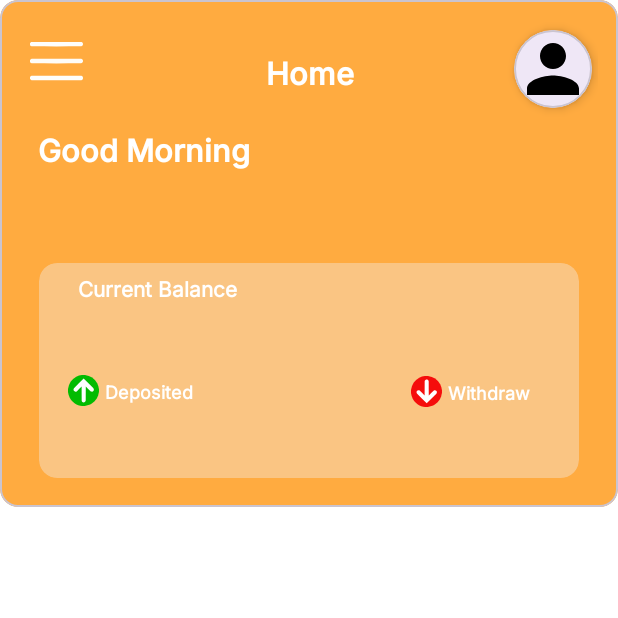
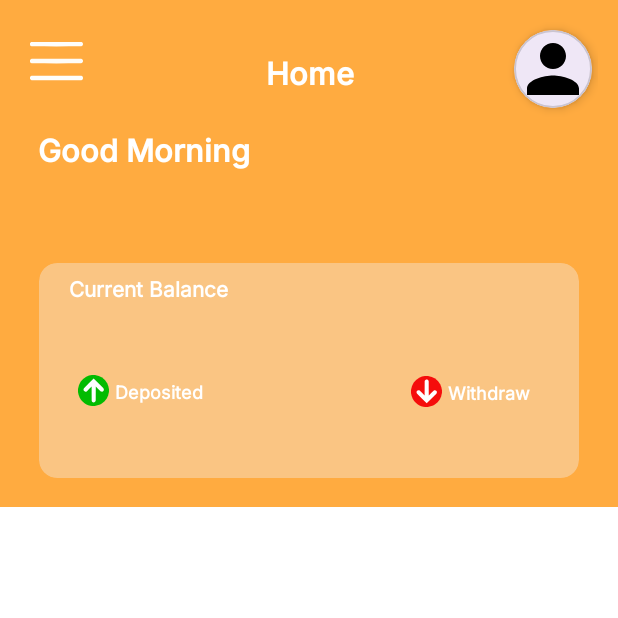
Before and after one commit to zainsh098/FundApp, an Android app: the HomeFragment screen opened through its navigation route, on a phone screen of 412 x 824 dp, the top half of it. Run offline under Robolectric (Android 15) with nearby library versions, the phone set to English and light mode, and no system bars; our stand-ins replace Firebase (no records; nobody signed in at launch, a user with empty details on screens opened directly), sdp/ssp sizes; 1 statement that could not run was skipped.

Commit message:
UI Changes

```diff
--- a/app/src/main/res/layout/fragment_home.xml
+++ b/app/src/main/res/layout/fragment_home.xml
@@ -7,15 +7,16 @@
     android:background="@color/Light_100"
     tools:context=".fragments.googlelogin.home.HomeFragment">
 
-    <com.google.android.material.card.MaterialCardView
-        android:id="@+id/materialCardView3"
+
+    <androidx.constraintlayout.widget.ConstraintLayout
+        android:id="@+id/homeDashboard"
         android:layout_width="match_parent"
         android:layout_height="@dimen/_260sdp"
-        android:background="@drawable/card_round_home"
-        app:cardBackgroundColor="@color/Violet_100"
+        android:background="@color/Violet_100"
         app:layout_constraintEnd_toEndOf="parent"
         app:layout_constraintStart_toStartOf="parent"
         app:layout_constraintTop_toTopOf="parent">
+
 
         <include
             android:id="@+id/component_toolbar"
@@ -28,8 +29,8 @@
             <TextView
                 android:id="@+id/textHomeGreetings"
                 style="@style/text_style_toolbar"
+                android:layout_marginStart="@dimen/_3sdp"
                 android:layout_marginTop="@dimen/_65sdp"
-                android:layout_marginStart="@dimen/_3sdp"
                 android:fontFamily="@font/inter_medium"
                 app:layout_constraintEnd_toEndOf="parent"
                 app:layout_constraintHorizontal_bias="0.081"
@@ -73,7 +74,6 @@
                         style="@style/text_style_toolbar"
                         android:layout_marginTop="@dimen/_5sdp"
                         android:fontFamily="@font/inter"
-                        android:layout_marginStart="@dimen/_5sdp"
                         android:text="@string/current_balance"
                         android:textSize="@dimen/_11ssp"
                         app:layout_constraintEnd_toEndOf="parent"
@@ -106,7 +106,7 @@
                         android:id="@+id/imageViewuparrow"
                         android:layout_width="@dimen/_16sdp"
                         android:layout_height="@dimen/_16sdp"
-                        android:layout_marginStart="@dimen/_15sdp"
+                        android:layout_marginStart="@dimen/_20sdp"
                         android:layout_marginBottom="48dp"
                         android:src="@drawable/uparrow_green"
                         app:layout_constraintBottom_toBottomOf="parent"
@@ -126,23 +126,23 @@
                     <TextView
                         android:id="@+id/textHomeDepositedValue"
                         style="@style/text_style_toolbar"
-                        android:layout_marginStart="@dimen/_35sdp"
+                        android:layout_marginStart="@dimen/_40sdp"
                         android:layout_marginTop="2dp"
                         android:fontFamily="@font/inter"
                         android:textSize="@dimen/_11ssp"
                         app:layout_constraintStart_toStartOf="parent"
                         app:layout_constraintTop_toBottomOf="@+id/textHomeDeposited"
-                        tools:text="Rs 80381" />
+                        tools:text="Rs" />
 
                     <TextView
                         android:id="@+id/textHomeWithdrawValue"
                         style="@style/text_style_toolbar"
-                        android:layout_marginEnd="@dimen/_29sdp"
+                        android:layout_marginEnd="@dimen/_40sdp"
                         android:fontFamily="@font/inter"
                         android:textSize="@dimen/_11ssp"
                         app:layout_constraintEnd_toEndOf="parent"
                         app:layout_constraintTop_toBottomOf="@+id/textHomeDeposited1"
-                        tools:text="Rs 25000" />
+                        tools:text="Rs" />
 
                     <ImageView
                         android:id="@+id/imageView2"
@@ -156,7 +156,9 @@
                 </androidx.constraintlayout.widget.ConstraintLayout>
             </com.google.android.material.card.MaterialCardView>
         </androidx.constraintlayout.widget.ConstraintLayout>
-    </com.google.android.material.card.MaterialCardView>
+
+
+    </androidx.constraintlayout.widget.ConstraintLayout>
 
 
     <LinearLayout
@@ -165,7 +167,7 @@
         android:layout_marginTop="@dimen/_10sdp"
         android:orientation="vertical"
         app:layout_constraintBottom_toBottomOf="parent"
-        app:layout_constraintTop_toBottomOf="@+id/materialCardView3">
+        app:layout_constraintTop_toBottomOf="@+id/homeDashboard">
 
         <androidx.recyclerview.widget.RecyclerView
             android:id="@+id/recyclerViewUsers"
--- a/app/src/main/res/layout/fragment_menu.xml
+++ b/app/src/main/res/layout/fragment_menu.xml
@@ -16,7 +16,8 @@
         android:layout_width="match_parent"
         android:layout_height="match_parent"
         android:layout_marginTop="@dimen/_100sdp"
-        android:background="@drawable/round_shape">
+        android:background="@drawable/round_shape"
+        app:layout_constraintTop_toTopOf="parent">
 
 
         <com.google.android.material.card.MaterialCardView
--- a/app/src/main/res/layout/fragment_transaction_details.xml
+++ b/app/src/main/res/layout/fragment_transaction_details.xml
@@ -4,12 +4,13 @@
     xmlns:tools="http://schemas.android.com/tools"
     android:layout_width="match_parent"
     android:layout_height="match_parent"
+     android:background="@color/Light_100"
     tools:context=".fragments.googlelogin.transactiondetails.TransactionDetailsFragment">
 
     <androidx.recyclerview.widget.RecyclerView
         android:id="@+id/recyclerViewTransactionDetails"
         android:layout_width="match_parent"
-        android:layout_height="match_parent"
+        android:layout_height="wrap_content"
         app:layout_constraintEnd_toEndOf="parent"
         app:layout_constraintStart_toStartOf="parent"
         app:layout_constraintTop_toTopOf="parent"
--- a/app/src/main/res/values/colors.xml
+++ b/app/src/main/res/values/colors.xml
@@ -6,6 +6,8 @@
 
 <!--    <color name="Violet_100">#7F3DFF</color>-->
     <color name="Violet_100">#FFAB40</color>
+    <color name="Red">#E71313</color>
+    <color name="Green">#58D508</color>
 
 
     <color name="Violet_20">#F4EEFD</color>
```
Also changed, not shown: app/src/main/res/layout/transaction_details_item.xml (+27 -8 lines).
